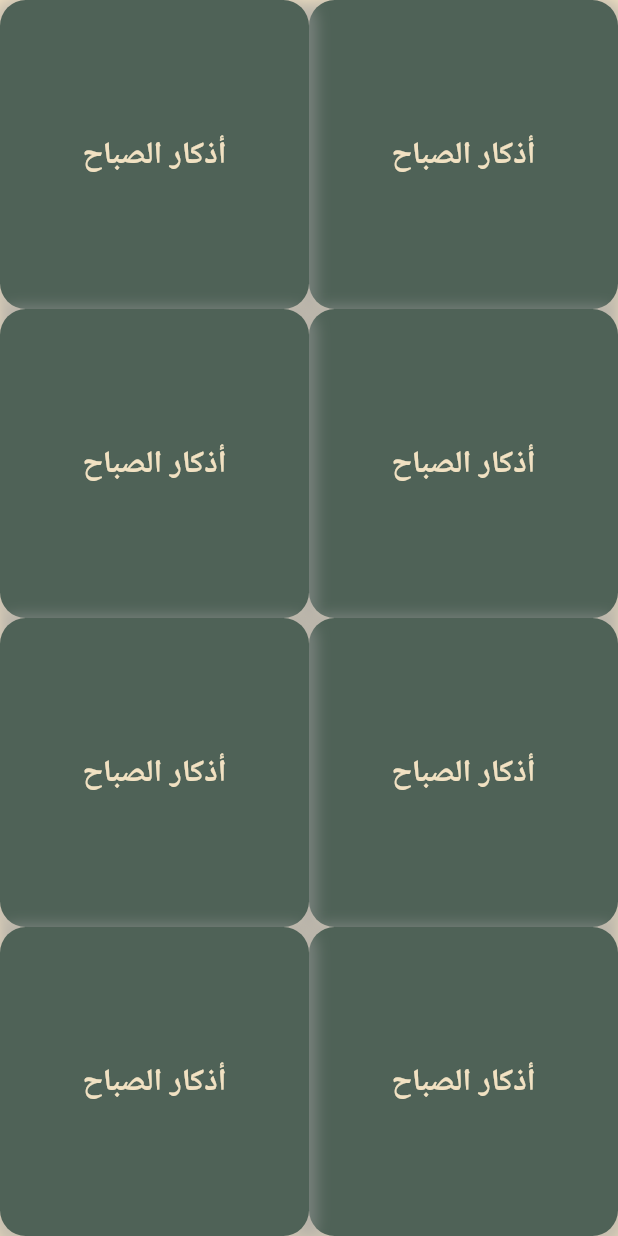
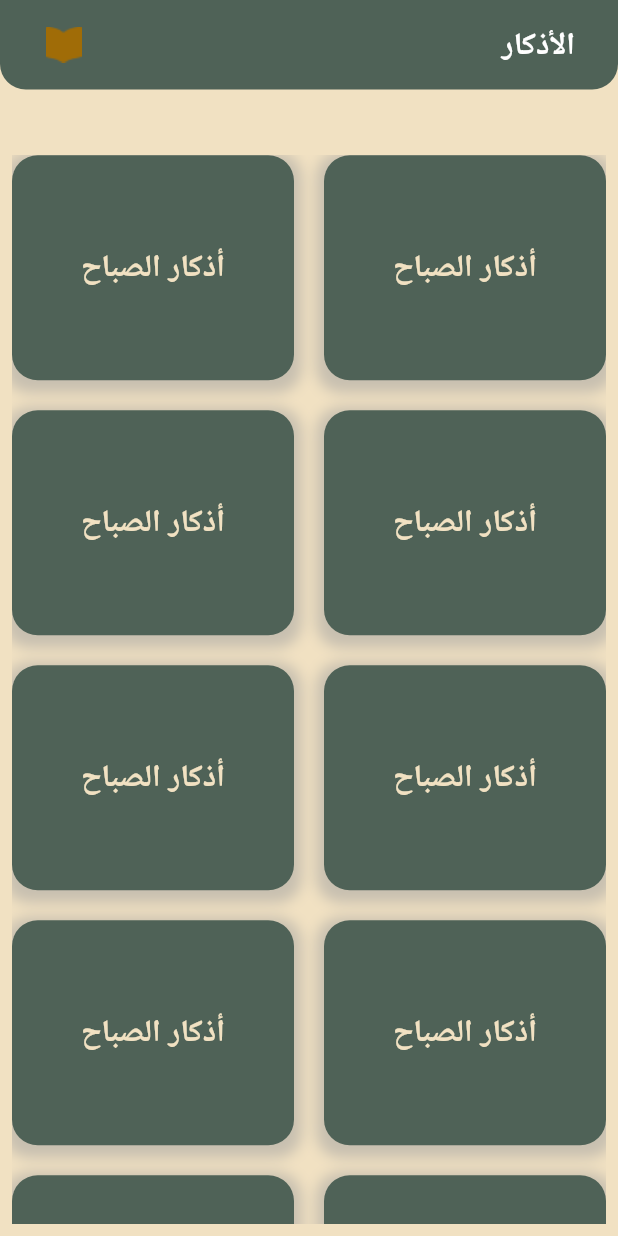
Before and after one commit to hozifakhaled/hasna, a Flutter app: the AzkarViewBody screen opened directly, on a phone screen of 412 x 824 dp. Run offline on Flutter 3.47's test engine with Material 3 defaults, Android fonts, the phone set to English and light mode, and no system bars; our stand-ins replace bloc, equatable, flutter_bloc, flutter_screenutil, go_router, google_fonts; Roboto replaces fonts that are missing (Cairo).

Commit message:
end azkar view

```diff
--- a/lib/core/widgets/custom_appbar1.dart
+++ b/lib/core/widgets/custom_appbar1.dart
@@ -10,17 +10,18 @@ class CustomAppbar1 extends StatelessWidget {
   @override
   Widget build(BuildContext context) {
     return Container(
+      padding: EdgeInsets.symmetric(horizontal: 25.w),
       width: double.infinity,
-      height: 100.h,
-      color: AppColors.maincolor,
+      height: 50.h,
       decoration: BoxDecoration(
+        color: AppColors.maincolor,
         borderRadius: BorderRadius.only(
           bottomLeft: Radius.circular(15.r),
           bottomRight: Radius.circular(15.r),
         ),
       ),
       child: Row(
-        mainAxisAlignment:  MainAxisAlignment.spaceAround,
+        mainAxisAlignment:  MainAxisAlignment.spaceBetween,
         children: [
           Text(title,style:  TextStyles.text20.copyWith(color: Colors.white,fontWeight: FontWeight.bold),),
           Image.asset(Assets.imagesIconinappbar,width: 24.w,height: 24.h,)
--- a/lib/core/widgets/zekr_container.dart
+++ b/lib/core/widgets/zekr_container.dart
@@ -10,8 +10,6 @@ class ZekrContainer extends StatelessWidget {
   Widget build(BuildContext context) {
     return GestureDetector(
       child: Container(
-        width: 107.w,
-        height: 107.h,
         decoration: BoxDecoration(
           color: AppColors.maincolor,
           borderRadius: BorderRadius.circular(15.r),
--- a/lib/features/azkar/presentation/widgets/azkar_view_body.dart
+++ b/lib/features/azkar/presentation/widgets/azkar_view_body.dart
@@ -1,5 +1,7 @@
 import 'package:flutter/material.dart';
+import 'package:flutter_screenutil/flutter_screenutil.dart';
 import 'package:hasna/core/themeing/colors.dart';
+import 'package:hasna/core/widgets/custom_appbar1.dart';
 import 'package:hasna/core/widgets/zekr_container.dart';
 
 class AzkarViewBody extends StatelessWidget {
@@ -7,10 +9,31 @@ class AzkarViewBody extends StatelessWidget {
 
   @override
   Widget build(BuildContext context) {
-    return Scaffold(
-      backgroundColor: AppColors.thirdcolor,
-      body:  GridView.builder(gridDelegate: const SliverGridDelegateWithFixedCrossAxisCount(crossAxisCount: 2),
-       itemBuilder: (context, index) => ZekrContainer(zekr: 'أذكار الصباح',),),
+    return SafeArea(
+      child: Scaffold(
+        backgroundColor: AppColors.thirdcolor,
+        body: Column(
+          children: [
+            const CustomAppbar1(title: 'الأذكار'),
+             SizedBox(height: 30.h),
+            Expanded( // الحل هنا
+              child: Padding(
+                padding: const EdgeInsets.all(8.0),
+                child: GridView.builder(
+                  gridDelegate: const SliverGridDelegateWithFixedCrossAxisCount(
+                    crossAxisCount: 2,
+                    crossAxisSpacing: 20,
+                    mainAxisSpacing: 20,
+                 mainAxisExtent: 150,
+                  ),
+                  itemCount: 10, // يجب تحديد عدد العناصر
+                  itemBuilder: (context, index) => const ZekrContainer(zekr: 'أذكار الصباح'),
+                ),
+              ),
+            ),
+          ],
+        ),
+      ),
     );
   }
 }
```
